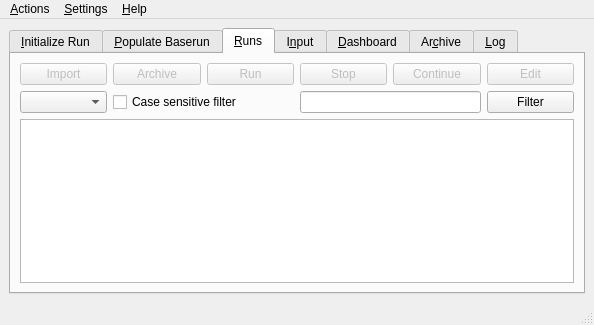
The window that src/gui/solps.ui (LeCAD-PEG/SOLPS-GUI) describes before a commit, drawn with Qt 5.
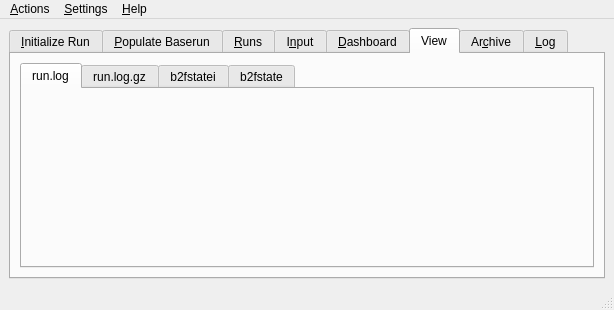
The same window after the commit. The open tabs and pages were chosen to show the change. Custom widgets are drawn as their Qt base class.

```diff
--- a/src/gui/solps.ui
+++ b/src/gui/solps.ui
@@ -9,8 +9,8 @@
    <rect>
     <x>0</x>
     <y>0</y>
-    <width>594</width>
-    <height>325</height>
+    <width>614</width>
+    <height>310</height>
    </rect>
   </property>
   <property name="sizePolicy">
@@ -23,8 +23,8 @@
    <string>SOLPS-ITER</string>
   </property>
   <widget class="QWidget" name="centralwidget">
-   <layout class="QHBoxLayout" name="horizontalLayout">
-    <item>
+   <layout class="QGridLayout" name="gridLayout_8">
+    <item row="0" column="0">
      <widget class="QTabWidget" name="tabWidget">
       <property name="sizePolicy">
        <sizepolicy hsizetype="Expanding" vsizetype="Expanding">
@@ -585,6 +585,40 @@
         </property>
        </widget>
       </widget>
+      <widget class="QWidget" name="tab_3">
+       <attribute name="title">
+        <string>View</string>
+       </attribute>
+       <layout class="QGridLayout" name="gridLayout_4">
+        <item row="0" column="0">
+         <widget class="SolpsInput" name="solpsview">
+          <property name="currentIndex">
+           <number>0</number>
+          </property>
+          <widget class="QWidget" name="tab_7">
+           <attribute name="title">
+            <string>run.log</string>
+           </attribute>
+          </widget>
+          <widget class="QWidget" name="tab_10">
+           <attribute name="title">
+            <string>run.log.gz</string>
+           </attribute>
+          </widget>
+          <widget class="QWidget" name="tab_8">
+           <attribute name="title">
+            <string>b2fstatei</string>
+           </attribute>
+          </widget>
+          <widget class="QWidget" name="tab_9">
+           <attribute name="title">
+            <string>b2fstate</string>
+           </attribute>
+          </widget>
+         </widget>
+        </item>
+       </layout>
+      </widget>
       <widget class="QWidget" name="tab_5">
        <attribute name="title">
         <string>Ar&amp;chive</string>
@@ -657,7 +691,7 @@
     <rect>
      <x>0</x>
      <y>0</y>
-     <width>594</width>
+     <width>614</width>
      <height>20</height>
     </rect>
    </property>
```
Left out of the diff: 46 changed lines with no effect on the pictures.
